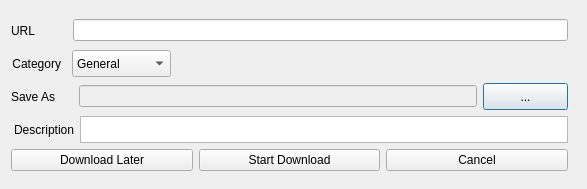
Old version of the form download/newdownloadinfodialog.ui in the repository whittmy/ManaHelper.
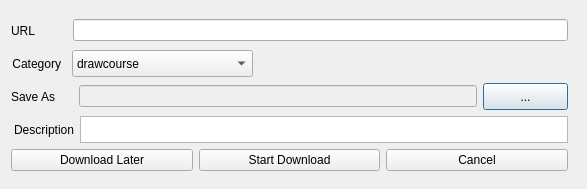
New version of the form. Icons and pictures are not drawn.

The edit to the form file:
```diff
--- a/download/newdownloadinfodialog.ui
+++ b/download/newdownloadinfodialog.ui
@@ -126,7 +126,7 @@
         <widget class="QComboBox" name="categoryBox">
          <property name="minimumSize">
           <size>
-           <width>71</width>
+           <width>181</width>
            <height>27</height>
           </size>
          </property>
@@ -138,7 +138,7 @@
          </property>
          <item>
           <property name="text">
-           <string>General</string>
+           <string>drawcourse</string>
           </property>
           <property name="icon">
            <iconset resource="../images.qrc">
```
Left out of the diff: 101 changed lines with no effect on the pictures.
